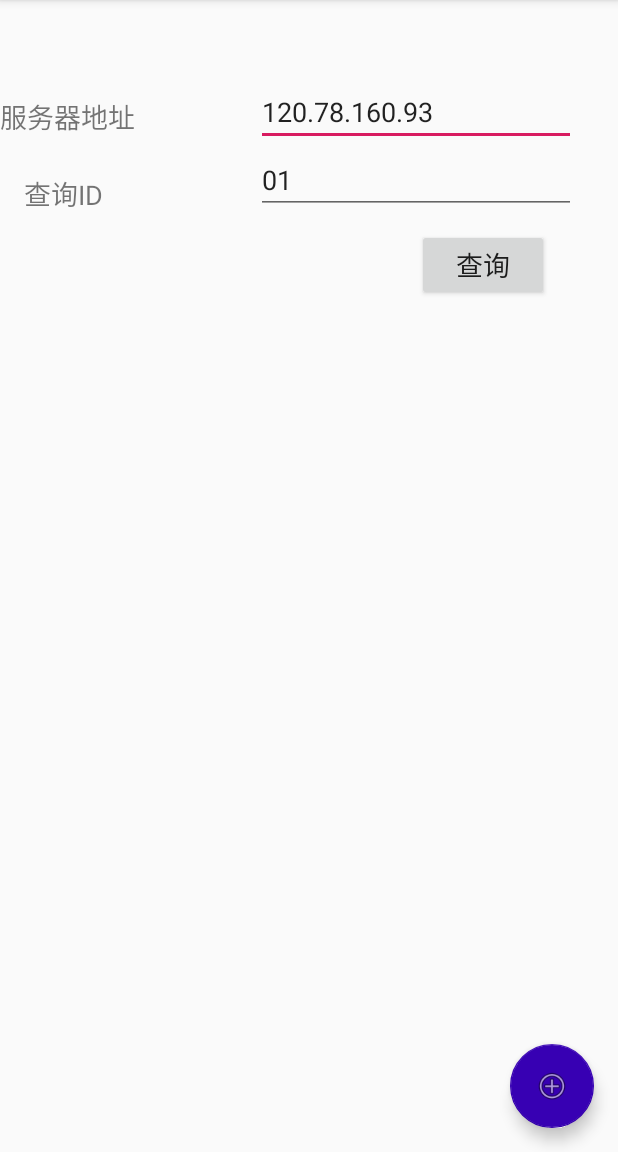
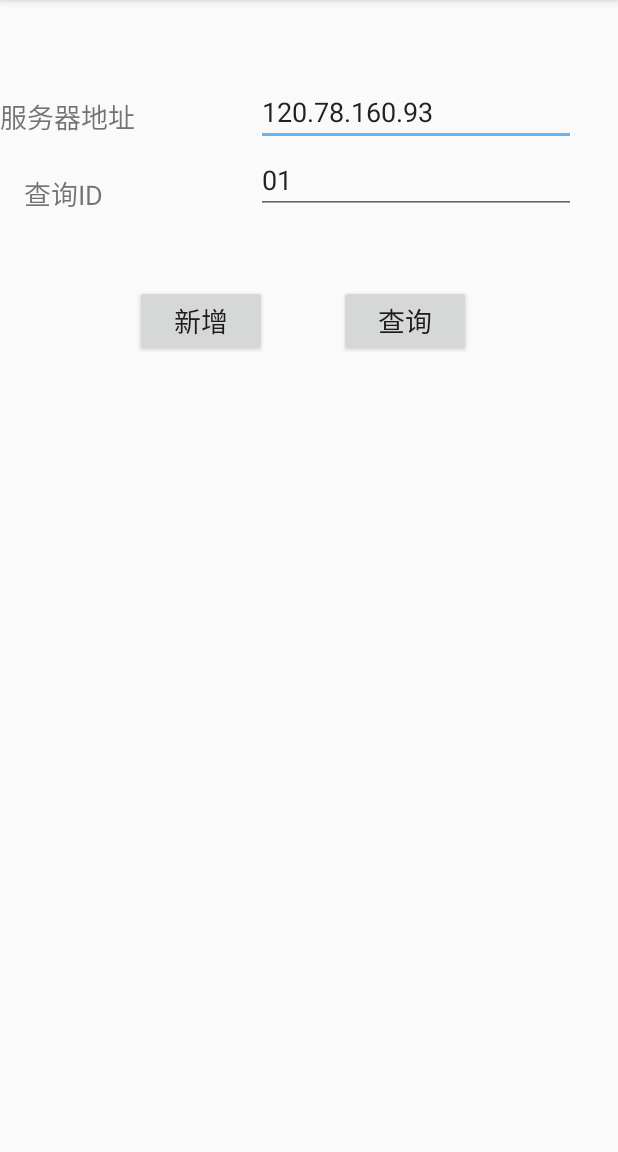
Before and after one commit to OMGCA/MediServer, an Android app: the screen it shows after launch (MainActivity), on a phone screen of 412 x 824 dp, the part 84-1236 px from its top. Run offline under Robolectric (Android 15) with nearby library versions, the phone set to English and light mode, and no system bars.

Commit message:
Android client: Updated UI, added snackbar when server is not available

```diff
--- a/MediClient/app/src/main/java/com/xiatstudio/mediclient/MainActivity.java
+++ b/MediClient/app/src/main/java/com/xiatstudio/mediclient/MainActivity.java
@@ -2,6 +2,7 @@ package com.xiatstudio.mediclient;
 
 import java.io.ObjectInputStream;
 import java.io.OutputStream;
+import java.net.InetSocketAddress;
 import java.net.Socket;
 import java.util.concurrent.Callable;
 import java.util.concurrent.ExecutionException;
@@ -12,6 +13,7 @@ import java.util.concurrent.Future;
 import android.content.Intent;
 import android.os.Bundle;
 import android.support.design.widget.FloatingActionButton;
+import android.support.design.widget.Snackbar;
 import android.support.v7.app.AppCompatActivity;
 import android.support.v7.widget.Toolbar;
 import android.view.View;
@@ -32,7 +34,8 @@ public class MainActivity extends AppCompatActivity {
         Toolbar toolbar = findViewById(R.id.toolbar);
         setSupportActionBar(toolbar);
 
-        FloatingActionButton fab = findViewById(R.id.fab);
+        Button addButton = findViewById(R.id.addButton);
+
 
 
         /* 从UI中得到文本区部件 */
@@ -40,9 +43,7 @@ public class MainActivity extends AppCompatActivity {
         final EditText serverAdd = findViewById(R.id.serverAddress);
 
 
-
-
-        fab.setOnClickListener(new View.OnClickListener() {
+        addButton.setOnClickListener(new View.OnClickListener() {
             @Override
             public void onClick(View view) {
                 Patient emptyPatient = new Patient(" ");
@@ -75,16 +76,24 @@ public class MainActivity extends AppCompatActivity {
                 /* 若无法接收，则建立空Patient以防程序崩溃 */
                 try {
                     p = (Patient) f1.get();
+                    /* 发起新Activity,将Patient类发送给新Activity */
+                    displayPatient(view, p, serverAddress);
                 } catch (ExecutionException e) {
                     p = new Patient("NULL");
+                    Snackbar.make(findViewById(R.id.myCoordinatorLayout), R.string.serverOut,
+                            Snackbar.LENGTH_SHORT)
+                            .show();
                     e.printStackTrace();
                 } catch (InterruptedException e) {
                     p = new Patient("NULL");
+                    Snackbar.make(findViewById(R.id.myCoordinatorLayout), R.string.serverOut,
+                            Snackbar.LENGTH_SHORT)
+                            .show();
                     e.printStackTrace();
                 }
 
-                /* 发起新Activity,将Patient类发送给新Activity */
-                displayPatient(view, p, serverAddress);
+
+
 
             }
         });
@@ -144,7 +153,8 @@ public class MainActivity extends AppCompatActivity {
         public Patient call() throws Exception {
             try {
                 /* 与服务器建立连接 */
-                Socket client = new Socket(this.serverAddress, 34167);
+                Socket client = new Socket();
+                client.connect(new InetSocketAddress(this.serverAddress,34167),2000);
 
                 /* 将查询ID发送至服务器 */
                 /* NFC版中则是将NFC标签ID发送给服务器，此处代码应该不会有较大改动 */
@@ -161,6 +171,9 @@ public class MainActivity extends AppCompatActivity {
                 client.close();
 
             } catch (Exception e) {
+                Snackbar.make(findViewById(R.id.myCoordinatorLayout), R.string.serverOut,
+                        Snackbar.LENGTH_SHORT)
+                        .show();
                 e.printStackTrace();
             }
 
--- a/MediClient/app/src/main/res/layout/activity_display_patient.xml
+++ b/MediClient/app/src/main/res/layout/activity_display_patient.xml
@@ -41,6 +41,6 @@
         android:layout_margin="@dimen/fab_margin"
         android:visibility="invisible"
         app:backgroundTint="@color/colorAccent"
-        app:srcCompat="@android:drawable/ic_input_add" />
+        app:srcCompat="@android:drawable/stat_sys_upload" />
 
 </android.support.design.widget.CoordinatorLayout>
--- a/MediClient/app/src/main/res/layout/activity_main.xml
+++ b/MediClient/app/src/main/res/layout/activity_main.xml
@@ -24,14 +24,24 @@
 
     </android.support.design.widget.AppBarLayout>
 
-    <android.support.constraint.ConstraintLayout xmlns:android="http://schemas.android.com/apk/res/android"
-        xmlns:app="http://schemas.android.com/apk/res-auto"
-        xmlns:tools="http://schemas.android.com/tools"
+    <android.support.constraint.ConstraintLayout
         android:layout_width="match_parent"
         android:layout_height="match_parent"
         app:layout_behavior="@string/appbar_scrolling_view_behavior"
         tools:context=".MainActivity"
         tools:showIn="@layout/activity_main">
+
+        <Button
+            android:id="@+id/addButton"
+            android:layout_width="wrap_content"
+            android:layout_height="wrap_content"
+            android:layout_marginEnd="48dp"
+            android:text="@string/addPatient"
+            android:textSize="18sp"
+            app:layout_constraintBottom_toBottomOf="@+id/queryButton"
+            app:layout_constraintEnd_toStartOf="@+id/queryButton"
+            app:layout_constraintTop_toTopOf="@+id/queryButton"
+            app:layout_constraintVertical_bias="0.0" />
 
         <TextView
             android:id="@+id/textView2"
@@ -88,37 +98,19 @@
             android:id="@+id/queryButton"
             android:layout_width="wrap_content"
             android:layout_height="wrap_content"
-            android:layout_marginStart="277dp"
-            android:layout_marginTop="10dp"
-            android:layout_marginEnd="46dp"
+            android:layout_marginStart="8dp"
+            android:layout_marginTop="32dp"
             android:layout_marginBottom="476dp"
             android:text="@string/query"
             android:textSize="18sp"
             app:layout_constraintBottom_toBottomOf="parent"
-            app:layout_constraintEnd_toEndOf="parent"
-            app:layout_constraintHorizontal_bias="1.0"
+            app:layout_constraintEnd_toEndOf="@+id/patientIDText"
+            app:layout_constraintHorizontal_bias="0.756"
             app:layout_constraintStart_toStartOf="parent"
             app:layout_constraintTop_toBottomOf="@+id/patientIDText"
-            app:layout_constraintVertical_bias="0.0" />
+            app:layout_constraintVertical_bias="0.217" />
 
     </android.support.constraint.ConstraintLayout>
 
-    <android.support.design.widget.FloatingActionButton
-        android:id="@+id/fab"
-        android:layout_width="wrap_content"
-        android:layout_height="wrap_content"
-        android:layout_gravity="bottom|end"
-        android:layout_margin="@dimen/fab_margin"
-        app:backgroundTint="@color/design_default_color_primary_dark"
-        app:srcCompat="@android:drawable/ic_menu_add" />
-
-    <LinearLayout
-        android:layout_width="match_parent"
-        android:layout_height="match_parent"
-        android:orientation="vertical">
-
-        <!-- …Toolbar, other layouts, other elements… -->
-
-    </LinearLayout>
 
 </android.support.design.widget.CoordinatorLayout>
--- a/MediClient/app/src/main/res/values/colors.xml
+++ b/MediClient/app/src/main/res/values/colors.xml
@@ -1,6 +1,6 @@
 <?xml version="1.0" encoding="utf-8"?>
 <resources>
-    <color name="colorPrimary">#63A9C3</color>
-    <color name="colorPrimaryDark">#00574B</color>
-    <color name="colorAccent">#D81B60</color>
+    <color name="colorPrimary">#64B5F6</color>
+    <color name="colorPrimaryDark">#1A237E</color>
+    <color name="colorAccent">#64B5F6</color>
 </resources>
--- a/MediClient/app/src/main/res/values/strings.xml
+++ b/MediClient/app/src/main/res/values/strings.xml
@@ -25,4 +25,8 @@
     <string name="dialog_server_timeout">服务器不存在或响应超时</string>
     <string name="OK">知道了</string>
     <string name="dismiss">取消</string>
+    <string name="patientSent">病人信息已发送至服务器.</string>
+    <string name="sendingPatient">正在上传病人信息...</string>
+    <string name="addPatient">新增</string>
+    <string name="serverOut">服务器不存在或连接超时</string>
 </resources>
```
Also changed, not shown: MediClient/app/src/main/java/com/xiatstudio/mediclient/DisplayPatientActivity.java (+21 -7 lines), MediClient/app/src/main/res/anim/shake.xml (added, +18 -0 lines), 2 other files.
